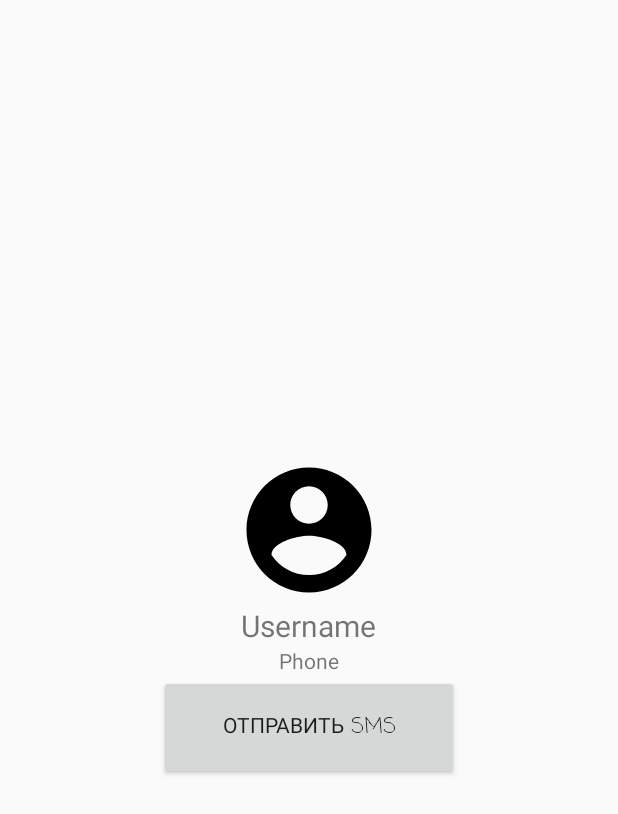
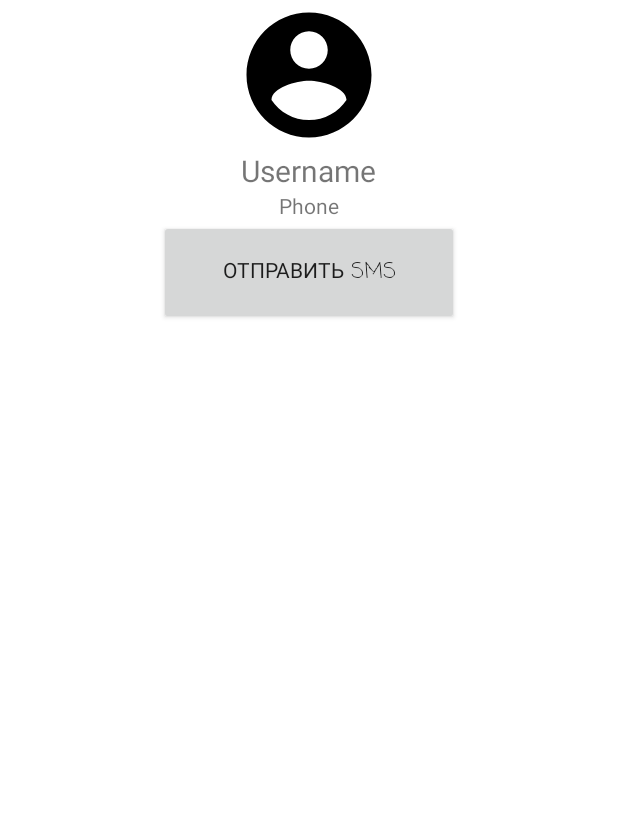
Before and after one commit to Motygullin503/Phone_book, an Android app: the layout activity_info.xml on its own in the app's theme, with its tools: preview values and no code run, on a phone screen of 412 x 824 dp. Shown: the top 814 px of the screen. Run offline under Robolectric (Android 15) with nearby library versions, the phone set to English and light mode, and no system bars.

Commit message:
background

```diff
--- a/app/src/main/res/layout/activity_info.xml
+++ b/app/src/main/res/layout/activity_info.xml
@@ -1,17 +1,11 @@
 <?xml version="1.0" encoding="utf-8"?>
-<RelativeLayout xmlns:android="http://schemas.android.com/apk/res/android"
-    xmlns:tools="http://schemas.android.com/tools"
-    android:id="@+id/activity_info"
-    android:layout_width="match_parent"
-    android:layout_height="match_parent"
-    android:paddingBottom="@dimen/activity_vertical_margin"
-    android:paddingLeft="@dimen/activity_horizontal_margin"
-    android:paddingRight="@dimen/activity_horizontal_margin"
-    android:paddingTop="@dimen/activity_vertical_margin">
 
    <LinearLayout
-       android:layout_width="wrap_content"
-       android:layout_height="wrap_content"
+       xmlns:android="http://schemas.android.com/apk/res/android"
+       android:id="@+id/activity_info"
+       android:layout_width="match_parent"
+        android:background="#ffffff"
+       android:layout_height="match_parent"
        android:layout_centerInParent="true"
        android:orientation="vertical"
        >
@@ -39,9 +33,8 @@
            android:id="@+id/sms"
            android:layout_width="200dp"
            android:layout_height="70dp"
+           android:layout_gravity="center_horizontal"
            android:fontFamily="casual"
            android:onClick="sendSMS"
            android:text="Отправить SMS"/>
    </LinearLayout>
-
-</RelativeLayout>
```
